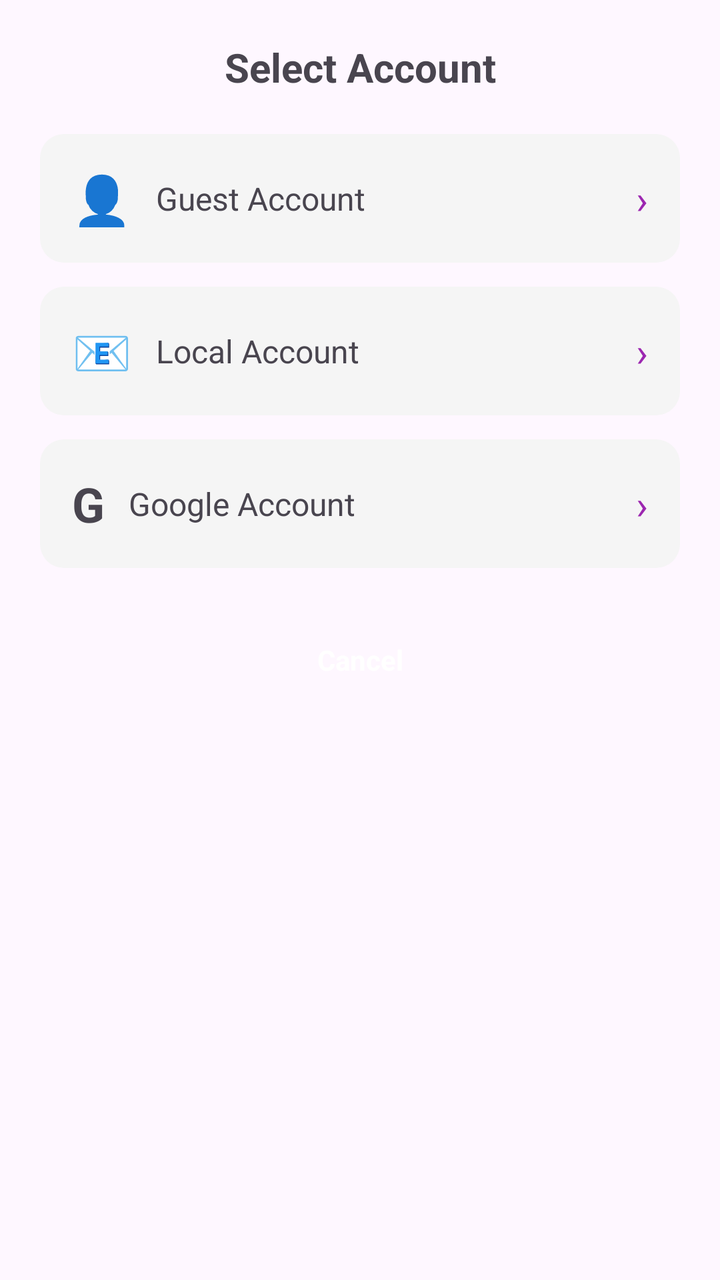
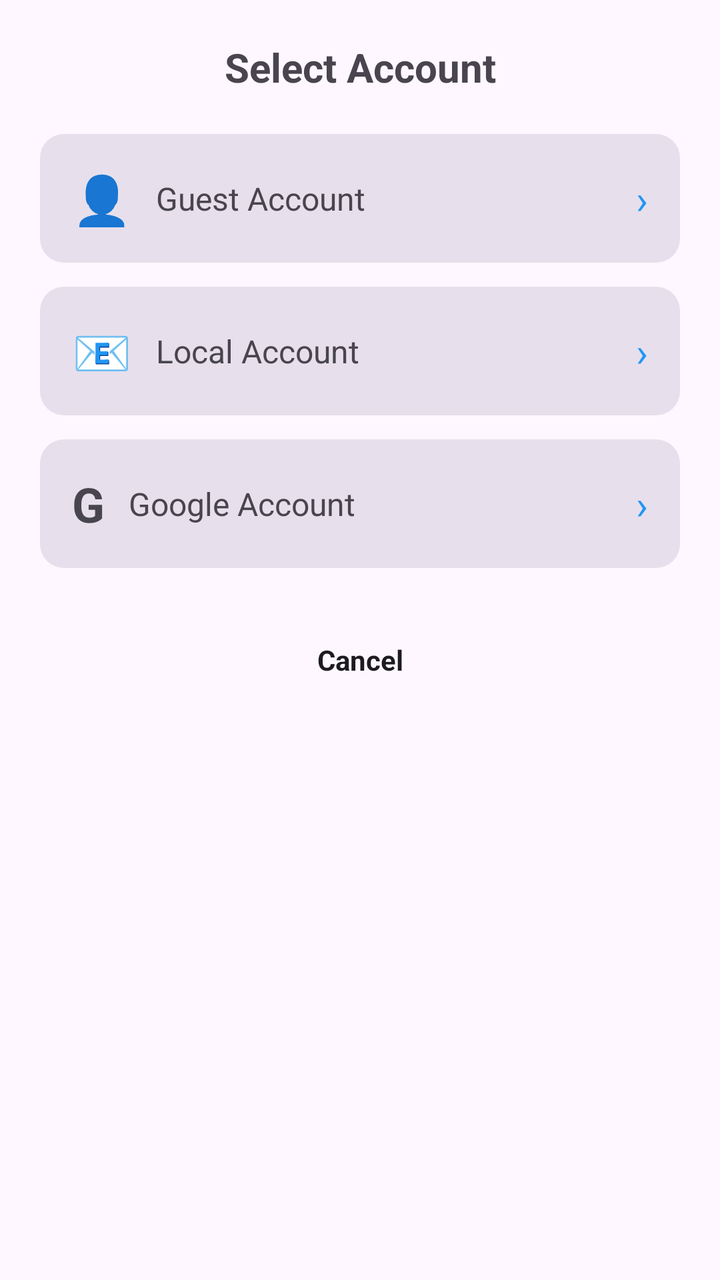

The first picture is an Android layout as it rendered before a commit; the second is the same layout after the commit. The layout source and the unified diff follow.
<!-- AndroidManifest.xml: application theme Base.Theme.DailyToDoList -->
<!-- res/layout/dialog_switch_account.xml -->
<?xml version="1.0" encoding="utf-8"?>
<LinearLayout xmlns:android="http://schemas.android.com/apk/res/android"
    android:layout_width="match_parent"
    android:layout_height="wrap_content"
    android:orientation="vertical"
    android:padding="20dp">

    <TextView
        android:id="@+id/titleText"
        android:layout_width="match_parent"
        android:layout_height="wrap_content"
        android:text="@string/select_account"
        android:textSize="20sp"
        android:textStyle="bold"
        android:gravity="center"
        android:paddingBottom="20dp" />

    
    <LinearLayout
        android:id="@+id/guestAccount"
        android:layout_width="match_parent"
        android:layout_height="wrap_content"
        android:orientation="horizontal"
        android:gravity="center_vertical"
        android:padding="16dp"
        android:layout_marginBottom="12dp"
        android:background="@drawable/language_option_bg"
        android:clickable="true"
        android:focusable="true">

        <TextView
            android:layout_width="wrap_content"
            android:layout_height="wrap_content"
            android:text="👤"
            android:textSize="24sp"
            android:layout_marginEnd="12dp" />

        <TextView
            android:layout_width="0dp"
            android:layout_height="wrap_content"
            android:layout_weight="1"
            android:text="@string/guest_account_option"
            android:textSize="16sp" />

        <TextView
            android:layout_width="wrap_content"
            android:layout_height="wrap_content"
            android:text="›"
            android:textSize="20sp"
            android:textColor="#9C27B0" />

    </LinearLayout>

    
    <LinearLayout
        android:id="@+id/localAccount"
        android:layout_width="match_parent"
        android:layout_height="wrap_content"
        android:orientation="horizontal"
        android:gravity="center_vertical"
        android:padding="16dp"
        android:layout_marginBottom="12dp"
        android:background="@drawable/language_option_bg"
        android:clickable="true"
        android:focusable="true">

        <TextView
            android:layout_width="wrap_content"
            android:layout_height="wrap_content"
            android:text="📧"
            android:textSize="24sp"
            android:layout_marginEnd="12dp" />

        <TextView
            android:layout_width="0dp"
            android:layout_height="wrap_content"
            android:layout_weight="1"
            android:text="@string/local_account_option"
            android:textSize="16sp" />

        <TextView
            android:layout_width="wrap_content"
            android:layout_height="wrap_content"
            android:text="›"
            android:textSize="20sp"
            android:textColor="#9C27B0" />

    </LinearLayout>

    
    <LinearLayout
        android:id="@+id/googleAccount"
        android:layout_width="match_parent"
        android:layout_height="wrap_content"
        android:orientation="horizontal"
        android:gravity="center_vertical"
        android:padding="16dp"
        android:layout_marginBottom="24dp"
        android:background="@drawable/language_option_bg"
        android:clickable="true"
        android:focusable="true">

        <TextView
            android:layout_width="wrap_content"
            android:layout_height="wrap_content"
            android:text="G"
            android:textSize="24sp"
            android:textStyle="bold"
            android:layout_marginEnd="12dp" />

        <TextView
            android:layout_width="0dp"
            android:layout_height="wrap_content"
            android:layout_weight="1"
            android:text="@string/google_account_option"
            android:textSize="16sp" />

        <TextView
            android:layout_width="wrap_content"
            android:layout_height="wrap_content"
            android:text="›"
            android:textSize="20sp"
            android:textColor="#9C27B0" />

    </LinearLayout>

    
    <TextView
        android:id="@+id/cancelButton"
        android:layout_width="match_parent"
        android:layout_height="44dp"
        android:text="@string/cancel"
        android:textSize="14sp"
        android:textStyle="bold"
        android:textColor="#FFFFFF"
        android:gravity="center"
        android:clickable="true"
        android:focusable="true" />

</LinearLayout>
<!-- resources referenced by this layout -->
<resources>
  <!-- drawable language_option_bg (drawable) -->
  <?xml version="1.0" encoding="utf-8"?>
  <shape xmlns:android="http://schemas.android.com/apk/res/android">
      <solid android:color="#F5F5F5"/>
      <corners android:radius="12dp"/>
  </shape>
  <string name="cancel">Cancel</string>
  <string name="google_account_option">Google Account</string>
  <string name="guest_account_option">Guest Account</string>
  <string name="local_account_option">Local Account</string>
  <string name="select_account">Select Account</string>
  <style name="Base.Theme.DailyToDoList" parent="Theme.Material3.DayNight.NoActionBar">
          <item name="colorPrimary">@color/default_primary</item>
          <item name="colorOnPrimary">@color/white</item>
          <item name="colorSecondary">@color/default_accent</item>
          <item name="colorOnSecondary">@color/white</item>
          <item name="android:statusBarColor">@color/default_start</item>
          <item name="android:windowLightStatusBar">true</item>
          <item name="android:navigationBarColor">@color/white</item>
          <item name="android:windowLightNavigationBar">false</item>
      </style>
  <color name="default_primary">#2196F3</color>
  <color name="white">#FFFFFFFF</color>
  <color name="default_accent">#E94560</color>
  <color name="default_start">#2196F3</color>
</resources>

<!-- the commit's change to res/layout/dialog_switch_account.xml (unified diff, before → after) -->
@@ -47,7 +47,7 @@
             android:layout_height="wrap_content"
             android:text="›"
             android:textSize="20sp"
-            android:textColor="#9C27B0" />
+            android:textColor="?attr/colorPrimary" />
 
     </LinearLayout>
 
@@ -83,7 +83,7 @@
             android:layout_height="wrap_content"
             android:text="›"
             android:textSize="20sp"
-            android:textColor="#9C27B0" />
+            android:textColor="?attr/colorPrimary" />
 
     </LinearLayout>
 
@@ -120,7 +120,7 @@
             android:layout_height="wrap_content"
             android:text="›"
             android:textSize="20sp"
-            android:textColor="#9C27B0" />
+            android:textColor="?attr/colorPrimary" />
 
     </LinearLayout>
 
@@ -132,7 +132,7 @@
         android:text="@string/cancel"
         android:textSize="14sp"
         android:textStyle="bold"
-        android:textColor="#FFFFFF"
+        android:textColor="?attr/colorOnSurface"
         android:gravity="center"
         android:clickable="true"
         android:focusable="true" />
<!-- resource entries referenced after the edit -->
@@ -3,7 +3,7 @@
   <!-- drawable language_option_bg (drawable) -->
   <?xml version="1.0" encoding="utf-8"?>
   <shape xmlns:android="http://schemas.android.com/apk/res/android">
-      <solid android:color="#F5F5F5"/>
+      <solid android:color="?attr/colorSurfaceVariant"/>
       <corners android:radius="12dp"/>
   </shape>
   <string name="cancel">Cancel</string>
